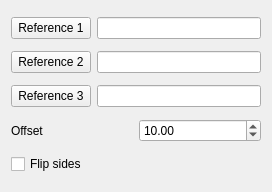
berndhahnebach/All_FreeCAD, file src/Mod/PartDesign/Gui/TaskDatumParameters.ui: the form before one commit.
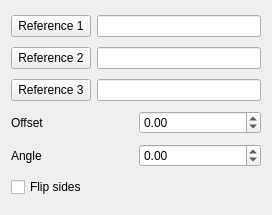
The form after the commit.

Commit message: Datum planes with offset and angle. Miscellaneous fixes

Patch:
```diff
--- a/src/Mod/PartDesign/Gui/TaskDatumParameters.ui
+++ b/src/Mod/PartDesign/Gui/TaskDatumParameters.ui
@@ -7,7 +7,7 @@
     <x>0</x>
     <y>0</y>
     <width>272</width>
-    <height>192</height>
+    <height>215</height>
    </rect>
   </property>
   <property name="windowTitle">
@@ -57,18 +57,18 @@
     </layout>
    </item>
    <item>
-    <layout class="QHBoxLayout" name="horizontalLayout_2">
+    <layout class="QHBoxLayout" name="horizontalLayout_4">
      <item>
-      <widget class="QLabel" name="label">
+      <widget class="QLabel" name="labelOffset">
        <property name="text">
         <string>Offset</string>
        </property>
       </widget>
      </item>
      <item>
-      <widget class="QDoubleSpinBox" name="spinValue1">
+      <widget class="QDoubleSpinBox" name="spinOffset">
        <property name="minimum">
-        <double>0.000000000000000</double>
+        <double>-999999999.000000000000000</double>
        </property>
        <property name="maximum">
         <double>999999999.000000000000000</double>
@@ -77,14 +77,41 @@
         <double>5.000000000000000</double>
        </property>
        <property name="value">
-        <double>10.000000000000000</double>
+        <double>0.000000000000000</double>
        </property>
       </widget>
      </item>
     </layout>
    </item>
    <item>
-    <widget class="QCheckBox" name="checkBox1">
+    <layout class="QHBoxLayout" name="horizontalLayout_2">
+     <item>
+      <widget class="QLabel" name="labelAngle">
+       <property name="text">
+        <string>Angle</string>
+       </property>
+      </widget>
+     </item>
+     <item>
+      <widget class="QDoubleSpinBox" name="spinAngle">
+       <property name="minimum">
+        <double>-360.000000000000000</double>
+       </property>
+       <property name="maximum">
+        <double>360.000000000000000</double>
+       </property>
+       <property name="singleStep">
+        <double>1.000000000000000</double>
+       </property>
+       <property name="value">
+        <double>0.000000000000000</double>
+       </property>
+      </widget>
+     </item>
+    </layout>
+   </item>
+   <item>
+    <widget class="QCheckBox" name="checkBoxFlip">
      <property name="text">
       <string>Flip sides</string>
      </property>
```
The commit also changes 5 other files.
